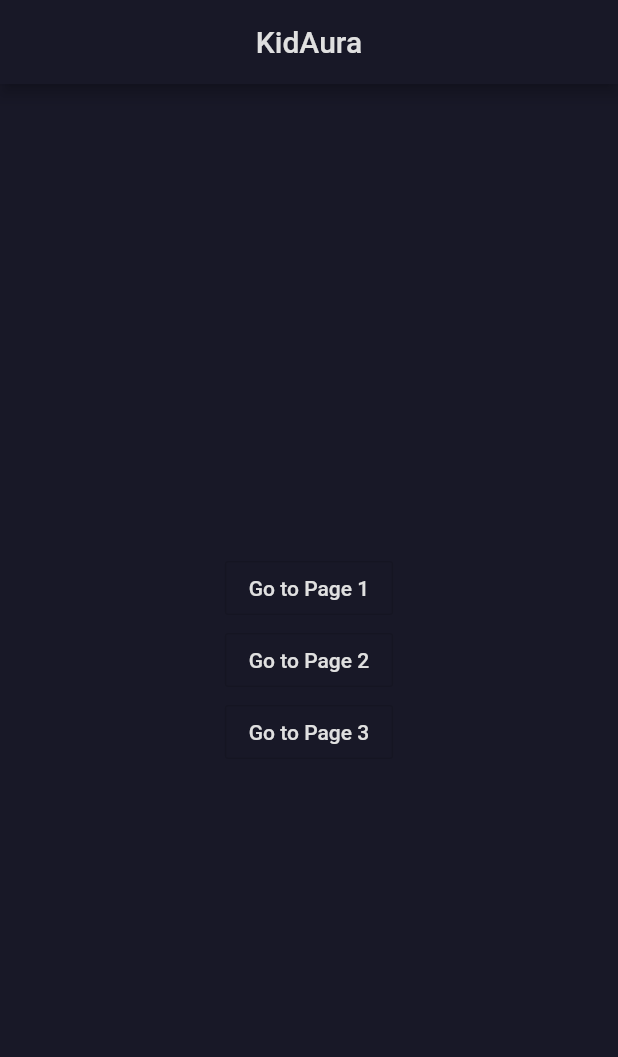
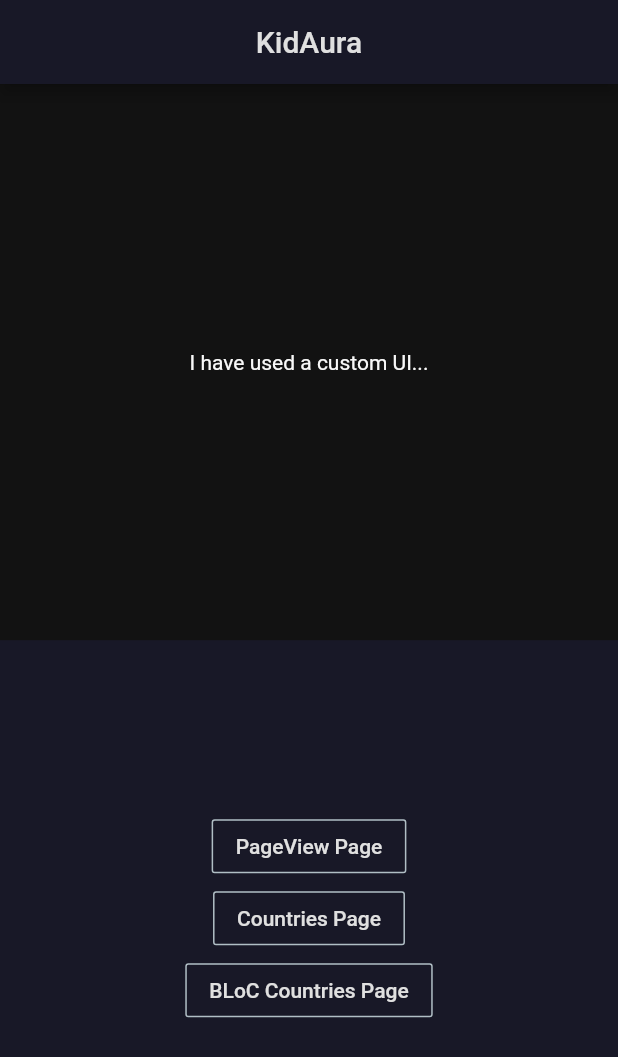
Before and after one commit to ninjaasmoke/tempapp, a Flutter app: the screen it shows after launch, on a phone screen of 412 x 824 dp. Shown: the top 1057 px of the screen. Run offline on Flutter 3.47's test engine with Material 2 defaults, Android fonts, the phone set to English and light mode, and no system bars; our stand-ins replace equatable, flutter_bloc.

Commit message:
modular buttons

```diff
--- a/lib/Pages/HomePage.dart
+++ b/lib/Pages/HomePage.dart
@@ -25,34 +25,42 @@ class _HomePageState extends State<HomePage> {
       body: Center(
         child: Column(
           crossAxisAlignment: CrossAxisAlignment.center,
-          mainAxisAlignment: MainAxisAlignment.center,
+          mainAxisAlignment: MainAxisAlignment.start,
           children: [
-            OutlineButton(
-                onPressed: () {
-                  Navigator.push(context,
-                      CupertinoPageRoute(builder: (context) => PageViewPage()));
-                },
-                child: Text("Go to Page 1",
-                    style: TextStyle(color: Colors.grey[300]))),
-            OutlineButton(
-                onPressed: () {
-                  Navigator.push(context,
-                      CupertinoPageRoute(builder: (context) => CountryPage()));
-                },
-                child: Text("Go to Page 2",
-                    style: TextStyle(color: Colors.grey[300]))),
-            OutlineButton(
-                onPressed: () {
-                  Navigator.push(
-                      context,
-                      CupertinoPageRoute(
-                          builder: (context) => CountryBlocPage()));
-                },
-                child: Text("Go to Page 3",
-                    style: TextStyle(color: Colors.grey[300]))),
+            Container(
+              height: MediaQuery.of(context).size.height * .45,
+              width: MediaQuery.of(context).size.width,
+              color: Color(0xff121212),
+              child: Text("I have used a custom UI..."),
+              alignment: Alignment.center,
+            ),
+            Container(
+              height: MediaQuery.of(context).size.height * .45,
+              width: MediaQuery.of(context).size.width,
+              child: Column(
+                mainAxisAlignment: MainAxisAlignment.center,
+                children: [
+                  getNavigationButton('PageView Page', PageViewPage()),
+                  getNavigationButton('Countries Page', CountryPage()),
+                  getNavigationButton('BLoC Countries Page', CountryBlocPage()),
+                ],
+              ),
+            ),
           ],
         ),
       ),
     );
   }
+
+  Widget getNavigationButton(String name, Widget page) {
+    return OutlineButton(
+        borderSide: BorderSide(
+          color: Colors.blueGrey[200],
+        ),
+        onPressed: () {
+          Navigator.push(
+              context, CupertinoPageRoute(builder: (context) => page));
+        },
+        child: Text(name, style: TextStyle(color: Colors.grey[300])));
+  }
 }
```
Also changed, not shown: pubspec.lock.
